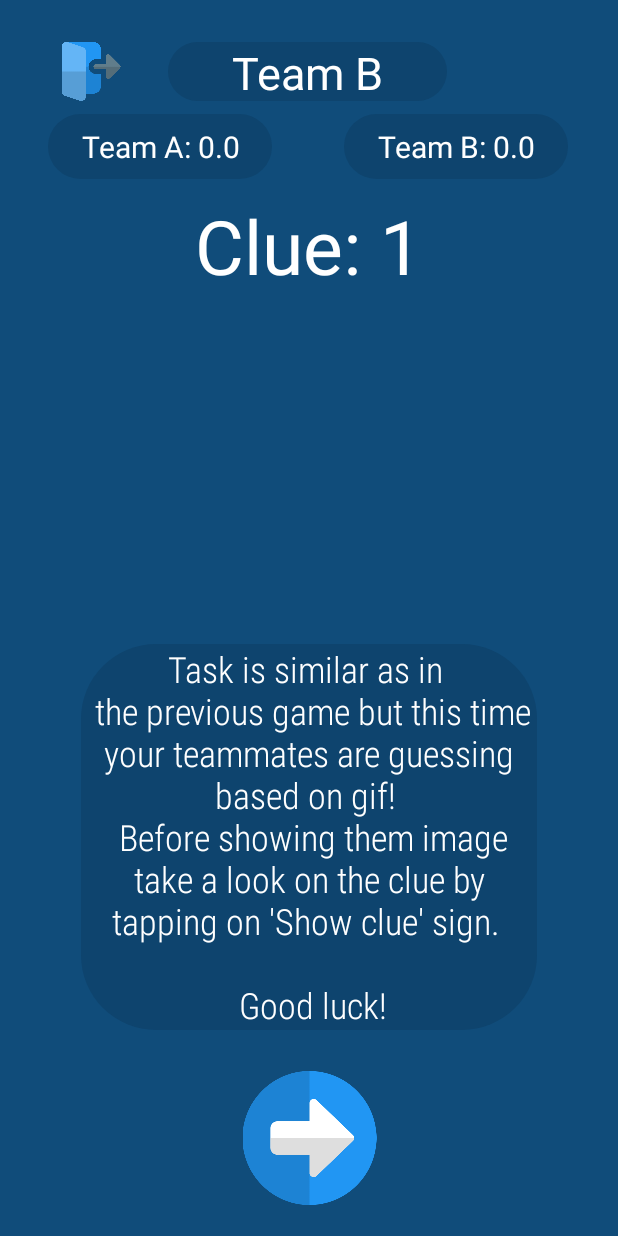
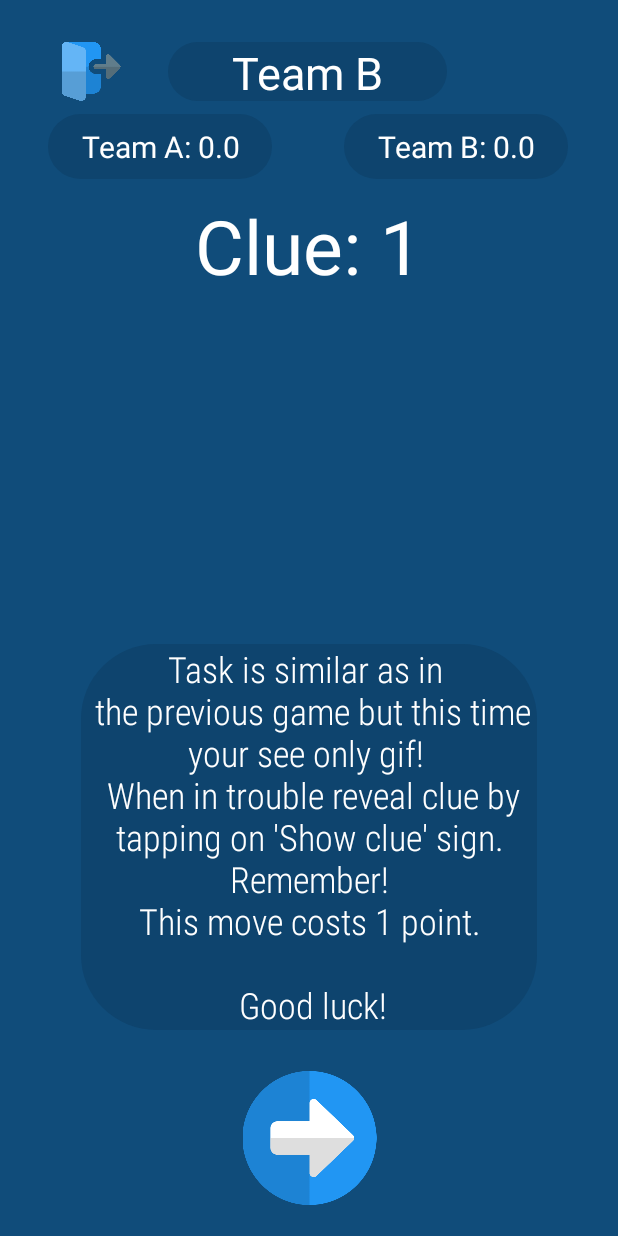
Before and after one commit to wwrzesien/app-activities, an Android app: the Game2 screen opened directly, with no data from a screen before it, on a phone screen of 412 x 824 dp. Run offline under Robolectric (Android 15) with nearby library versions, the phone set to English and light mode, and no system bars.

Commit message:
Fix instruction in round 1.

```diff
--- a/app/src/main/res/layout/activity_game2.xml
+++ b/app/src/main/res/layout/activity_game2.xml
@@ -142,7 +142,7 @@
         android:background="@drawable/round_corner"
         android:fontFamily="sans-serif-condensed-light"
         android:gravity="center"
-        android:text="Task is similar as in \n the previous game but this time your teammates are guessing based on gif! \n Before showing them image take a look on the clue by tapping on 'Show clue' sign. \n\n Good luck!"
+        android:text="Task is similar as in \n the previous game but this time your see only gif! \n When in trouble reveal clue by tapping on 'Show clue' sign.\n Remember! \n This move costs 1 point. \n\n Good luck!"
         android:textAlignment="center"
         android:textColor="#FFFFFF"
         android:textSize="24sp"
```
